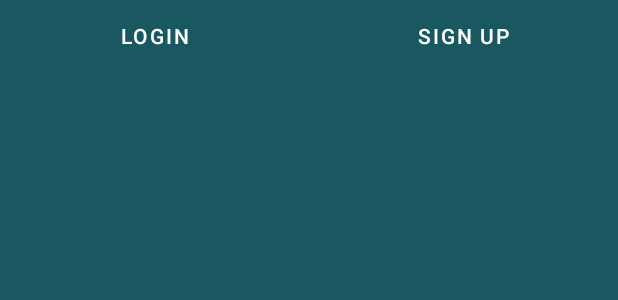
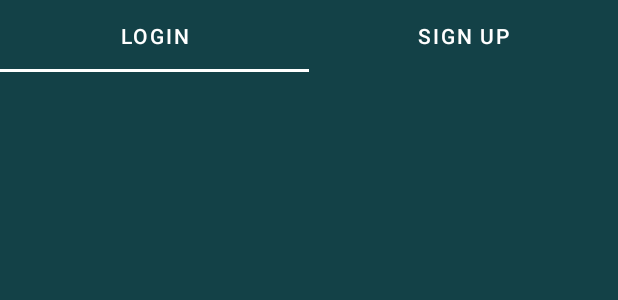
Before and after one commit to WanJing923/GoLaundry, an Android app: the layout activity_main.xml on its own in the app's theme, with its tools: preview values and no code run, on a phone screen of 412 x 824 dp. Shown: the top 300 px of the screen. Run offline under Robolectric (Android 15) with nearby library versions, the phone set to English and light mode, and no system bars.

Commit message:
some changes and connect vp login register

```diff
--- a/app/build.gradle
+++ b/app/build.gradle
@@ -27,6 +27,11 @@ android {
         sourceCompatibility JavaVersion.VERSION_1_8
         targetCompatibility JavaVersion.VERSION_1_8
     }
+
+    buildFeatures {
+        dataBinding true
+        viewBinding true
+    }
 }
 
 dependencies {
--- a/app/src/main/res/layout/activity_main.xml
+++ b/app/src/main/res/layout/activity_main.xml
@@ -1,20 +1,19 @@
 <?xml version="1.0" encoding="utf-8"?>
-<androidx.constraintlayout.widget.ConstraintLayout
-    xmlns:android="http://schemas.android.com/apk/res/android"
-    xmlns:app="http://schemas.android.com/apk/res-auto"
+<layout xmlns:android="http://schemas.android.com/apk/res/android">
+    <androidx.constraintlayout.widget.ConstraintLayout xmlns:app="http://schemas.android.com/apk/res-auto"
         xmlns:tools="http://schemas.android.com/tools"
         android:layout_width="match_parent"
         android:layout_height="match_parent"
-    android:background="@color/primary_green"
+        android:background="@color/second_green"
         tools:context=".MainActivity">
 
         <com.google.android.material.tabs.TabLayout
             android:id="@+id/main_tab"
             android:layout_width="match_parent"
             android:layout_height="wrap_content"
+            android:background="@color/second_green"
             app:layout_constraintEnd_toEndOf="parent"
             app:layout_constraintStart_toStartOf="parent"
-        android:background="@color/primary_green"
             app:layout_constraintTop_toTopOf="parent"
             app:tabTextColor="@color/white">
 
@@ -36,6 +35,7 @@
             android:layout_height="wrap_content"
             app:layout_constraintEnd_toEndOf="parent"
             app:layout_constraintStart_toStartOf="parent"
-        app:layout_constraintTop_toBottomOf="@id/main_tab"/>
+            app:layout_constraintTop_toBottomOf="@id/main_tab" />
 
     </androidx.constraintlayout.widget.ConstraintLayout>
+</layout>
--- a/app/src/main/res/layout/fragment_login.xml
+++ b/app/src/main/res/layout/fragment_login.xml
@@ -17,6 +17,7 @@
         android:layout_height="wrap_content"
         android:layout_alignParentStart="true"
         android:layout_alignParentTop="true"
+        android:layout_marginTop="60dp"
         android:layout_alignParentEnd="true"
         android:fontFamily="@font/courgette_regular"
         android:gravity="center_horizontal|center_vertical"
@@ -140,9 +141,9 @@
             android:layout_width="match_parent"
             android:layout_height="wrap_content"
             android:layout_below="@id/fl_checkBox"
+            android:layout_marginTop="60dp"
             android:layout_marginStart="42dp"
             android:layout_marginEnd="42dp"
-        android:layout_marginBottom="46dp"
             android:background="@drawable/custom_button"
             android:backgroundTint="@color/cyan"
             android:text="@string/login" />
--- a/app/src/main/res/layout/fragment_sign_up.xml
+++ b/app/src/main/res/layout/fragment_sign_up.xml
@@ -12,6 +12,7 @@
         android:id="@+id/fsu_tv_go_laundry"
         android:layout_width="wrap_content"
         android:layout_height="wrap_content"
+
         android:layout_alignParentTop="true"
         android:layout_centerInParent="true"
         android:layout_marginTop="62dp"
--- a/app/src/main/res/values/colors.xml
+++ b/app/src/main/res/values/colors.xml
@@ -1,5 +1,8 @@
 <?xml version="1.0" encoding="utf-8"?>
 <resources>
+    <color name="purple_200">#FFBB86FC</color>
+    <color name="purple_700">#FF3700B3</color>
+    <color name="teal_200">#FF03DAC5</color>
     <color name="black">#FF000000</color>
     <color name="white">#FFFFFFFF</color>
     <color name="primary_green">#FF195860</color>
--- a/app/src/main/res/values/themes.xml
+++ b/app/src/main/res/values/themes.xml
@@ -2,12 +2,12 @@
     <!-- Base application theme. -->
     <style name="Theme.GoLaundry" parent="Theme.MaterialComponents.DayNight.NoActionBar">
         <!-- Primary brand color. -->
-        <item name="colorPrimary">@color/primary_green</item>
-        <item name="colorPrimaryVariant">@color/primary_green</item>
+        <item name="colorPrimary">@color/white</item>
+        <item name="colorPrimaryVariant">@color/second_green</item>
         <item name="colorOnPrimary">@color/white</item>
         <!-- Secondary brand color. -->
-        <item name="colorSecondary">@color/teal_200</item>
-        <item name="colorSecondaryVariant">@color/teal_700</item>
+        <item name="colorSecondary">@color/white</item>
+        <item name="colorSecondaryVariant">@color/second_green</item>
         <item name="colorOnSecondary">@color/black</item>
         <!-- Status bar color. -->
         <item name="android:statusBarColor">?attr/colorPrimaryVariant</item>
```
Also changed, not shown: app/src/main/java/com/example/golaundry/MainActivity.java (+16 -1 lines), app/src/main/java/com/example/golaundry/adapter/MainAdapter.java (added, +43 -0 lines). Lines whose indentation alone changed are shown as unchanged.
